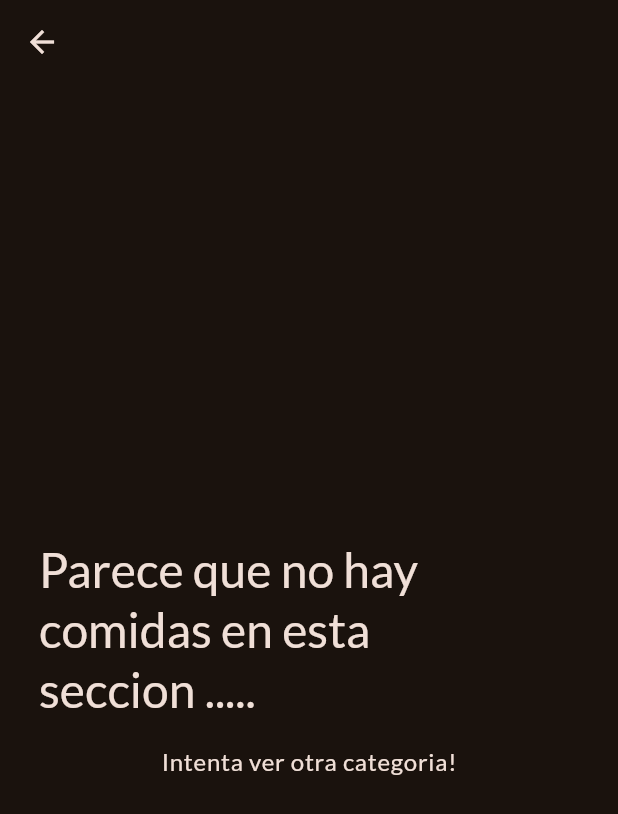
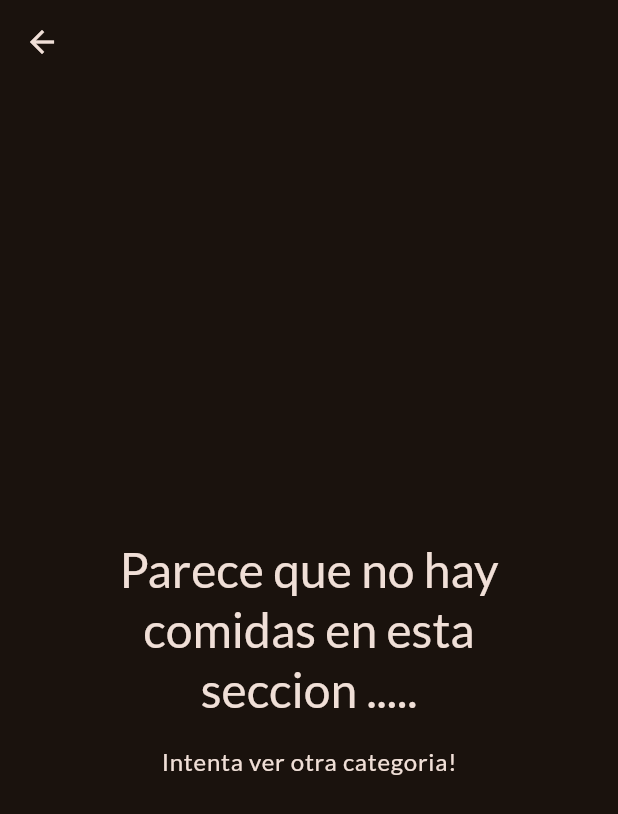
Before and after one commit to SantiagoLopezDeharo/aprendiendo_flutter, a Flutter app: the ComidasScreen screen opened directly with empty values, on a phone screen of 412 x 824 dp. Shown: the top 814 px of the screen. Run offline on Flutter 3.47's test engine with Material 3 defaults, Android fonts, the phone set to English and light mode, and no system bars; our stand-ins replace google_fonts, transparent_image; missing offline and left inert: dart:ffi.

Commit message:
agregue cartas con las comidas en cada categoria

```diff
--- a/comidas/lib/screeens/comidas.dart
+++ b/comidas/lib/screeens/comidas.dart
@@ -1,4 +1,5 @@
 import 'package:comidas/modelos/comida.dart';
+import 'package:comidas/widgets/comida_item.dart';
 import 'package:flutter/material.dart';
 
 class ComidasScreen extends StatelessWidget {
@@ -10,7 +11,7 @@ class ComidasScreen extends StatelessWidget {
   Widget build(BuildContext context) {
     Widget content = ListView.builder(
         itemCount: comidas.length,
-        itemBuilder: (ctx, indx) => Text(comidas[indx].title, style: const TextStyle(color: Colors.white),));
+        itemBuilder: (ctx, indx) => ComidaItem(comida: comidas[indx]));
 
     if (comidas.isEmpty) {
       content = Container(
@@ -19,7 +20,9 @@ class ComidasScreen extends StatelessWidget {
           child: Column(
             mainAxisSize: MainAxisSize.min,
             children: [
-              Text("Parece que no hay comidas en esta seccion .....",
+              Text(
+                  textAlign: TextAlign.center,
+                  "Parece que no hay comidas en esta seccion .....",
                   style: Theme.of(context).textTheme.headlineLarge!.copyWith(
                       color: Theme.of(context).colorScheme.onBackground)),
               const SizedBox(
@@ -27,10 +30,8 @@ class ComidasScreen extends StatelessWidget {
               ),
               Text(
                 "Intenta ver otra categoria!",
-                style: Theme.of(context)
-                    .textTheme
-                    .bodyLarge!
-                    .copyWith(color: Theme.of(context).colorScheme.onBackground),
+                style: Theme.of(context).textTheme.bodyLarge!.copyWith(
+                    color: Theme.of(context).colorScheme.onBackground),
               )
             ],
           ),
--- a/comidas/pubspec.yaml
+++ b/comidas/pubspec.yaml
@@ -10,6 +10,7 @@ dependencies:
   flutter:
     sdk: flutter
   google_fonts: ^6.2.1
+  transparent_image: ^2.0.1
 
 dev_dependencies:
   flutter_test:
```
Also changed, not shown: comidas/lib/widgets/comida_item.dart (added, +63 -0 lines).
